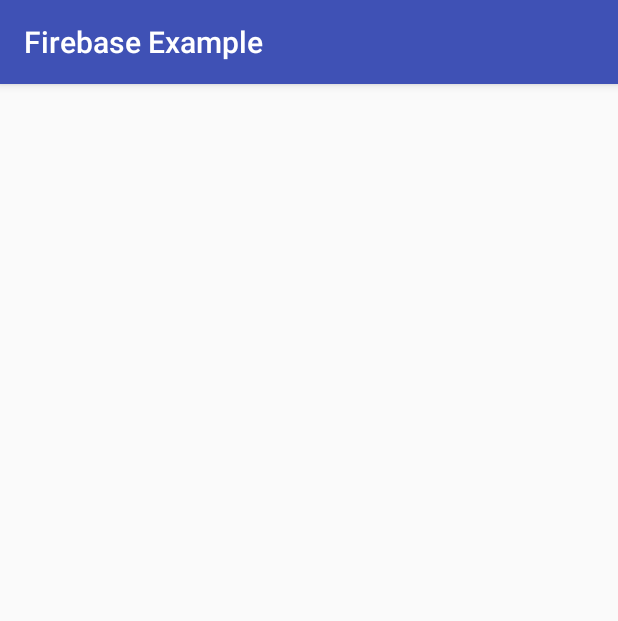
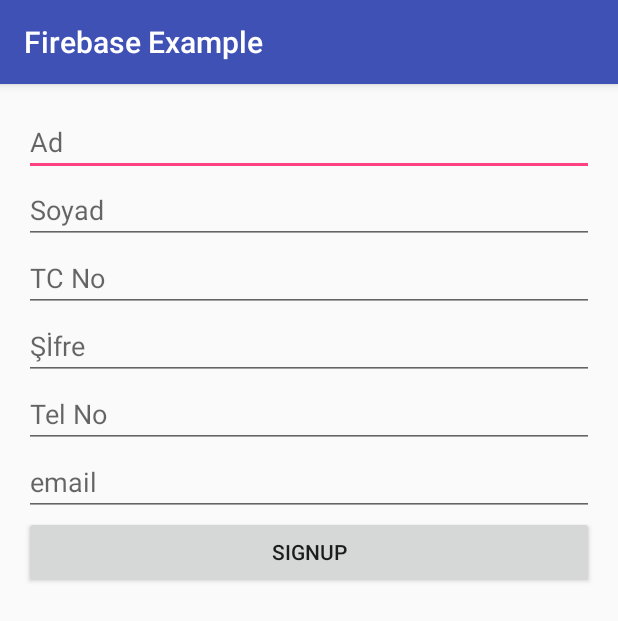
Before and after one commit to gulsumygt/FirebaseExample, an Android app: the screen it shows after launch (RealtimeDatabaseActivity before the commit, SignupActivity after it), on a phone screen of 412 x 824 dp. Shown: the top 621 px of the screen. Run offline under Robolectric (Android 15) with nearby library versions, the phone set to English and light mode, and no system bars; our stand-ins replace Firebase (no records; nobody signed in at launch, a user with empty details on screens opened directly).

Commit message:
Add user details to firebase database by clicking signup button

```diff
--- a/app/build.gradle
+++ b/app/build.gradle
@@ -24,8 +24,8 @@ dependencies {
     testCompile 'junit:junit:4.12'
     compile 'com.android.support:appcompat-v7:24.2.0'
     compile 'com.firebase:firebase-client-android:2.3.1'
-    compile 'com.google.firebase:firebase-core:9.0.2'
-    compile 'com.google.firebase:firebase-auth:9.0.2'
+    compile 'com.google.firebase:firebase-core:9.4.0'
+    compile 'com.google.firebase:firebase-auth:9.4.0'
     compile 'com.google.firebase:firebase-database:9.4.0'
 }
 
--- a/app/src/main/AndroidManifest.xml
+++ b/app/src/main/AndroidManifest.xml
@@ -12,9 +12,6 @@
         android:theme="@style/AppTheme">
         <activity android:name=".MainActivity"></activity>
         <activity android:name=".SignupActivity">
-
-        </activity>
-        <activity android:name=".RealtimeDatabaseActivity">
             <intent-filter>
                 <action android:name="android.intent.action.MAIN" />
 
--- a/app/src/main/java/com/example/mtmi/firebaseexample/RealtimeDatabaseActivity.java
+++ /dev/null
@@ -1,52 +0,0 @@
-package com.example.mtmi.firebaseexample;
-
-import android.os.Bundle;
-import android.support.v7.app.AppCompatActivity;
-
-import com.google.firebase.auth.FirebaseAuth;
-import com.google.firebase.database.DataSnapshot;
-import com.google.firebase.database.DatabaseError;
-import com.google.firebase.database.DatabaseReference;
-import com.google.firebase.database.FirebaseDatabase;
-import com.google.firebase.database.ValueEventListener;
-
-public class RealtimeDatabaseActivity extends AppCompatActivity {
-
-    FirebaseDatabase firebaseDatabase;
-    DatabaseReference databaseReference;
-    FirebaseAuth auth;
-
-    @Override
-    protected void onCreate(Bundle savedInstanceState) {
-        super.onCreate(savedInstanceState);
-        setContentView(R.layout.activity_realtime_database);
-
-        firebaseDatabase = FirebaseDatabase.getInstance();
-        databaseReference = firebaseDatabase.getReference("kisiler").child("1");
-        databaseReference.child("name").setValue("ahmet");
-        databaseReference.child("surname").setValue("cengiz");
-        databaseReference.child("age").setValue("25");
-        databaseReference.child("deparment").setValue("CS");
-        DatabaseReference itemsReference = databaseReference.child("yapilcaklar");
-
-        itemsReference.child("0").setValue("hello");
-        itemsReference.child("1").setValue("world - 2");
-        itemsReference.child("2").setValue("tutorial");
-
-       DatabaseReference otherReference=databaseReference.child("other");
-        otherReference.child("0").setValue("deneme");
-        otherReference.child("1").setValue("deneme2");
-
-        databaseReference.addValueEventListener(new ValueEventListener() {
-            @Override
-            public void onDataChange(DataSnapshot dataSnapshot) {
-
-            }
-
-            @Override
-            public void onCancelled(DatabaseError databaseError) {
-
-            }
-        });
-    }
-}
--- a/app/src/main/res/layout/activity_realtime_database.xml
+++ /dev/null
@@ -1,12 +0,0 @@
-<?xml version="1.0" encoding="utf-8"?>
-<RelativeLayout xmlns:android="http://schemas.android.com/apk/res/android"
-    xmlns:tools="http://schemas.android.com/tools"
-    android:layout_width="match_parent"
-    android:layout_height="match_parent"
-    android:paddingBottom="@dimen/activity_vertical_margin"
-    android:paddingLeft="@dimen/activity_horizontal_margin"
-    android:paddingRight="@dimen/activity_horizontal_margin"
-    android:paddingTop="@dimen/activity_vertical_margin"
-    tools:context="com.example.mtmi.firebaseexample.RealtimeDatabaseActivity">
-
-</RelativeLayout>
--- a/app/src/main/res/layout/activity_signup.xml
+++ b/app/src/main/res/layout/activity_signup.xml
@@ -1,8 +1,9 @@
 <?xml version="1.0" encoding="utf-8"?>
-<RelativeLayout xmlns:android="http://schemas.android.com/apk/res/android"
+<LinearLayout xmlns:android="http://schemas.android.com/apk/res/android"
     xmlns:tools="http://schemas.android.com/tools"
     android:layout_width="match_parent"
     android:layout_height="match_parent"
+    android:orientation="vertical"
     android:paddingBottom="@dimen/activity_vertical_margin"
     android:paddingLeft="@dimen/activity_horizontal_margin"
     android:paddingRight="@dimen/activity_horizontal_margin"
@@ -10,34 +11,47 @@
     tools:context="com.example.mtmi.firebaseexample.SignupActivity">
 
     <EditText
+        android:id="@+id/ad"
         android:layout_width="match_parent"
         android:layout_height="wrap_content"
-        android:id="@+id/email"
-        android:hint="email"
-        android:layout_alignParentTop="true"
-        android:layout_alignParentRight="true"
-        android:layout_alignParentEnd="true"
-        android:layout_marginRight="123dp"
-        android:layout_marginEnd="123dp" />
+        android:hint="Ad" />
 
     <EditText
-        android:layout_below="@id/email"
-        android:id="@+id/password"
-        android:hint="password"
+        android:id="@+id/soyad"
         android:layout_width="match_parent"
-        android:layout_height="wrap_content" />
+        android:layout_height="wrap_content"
+        android:hint="Soyad" />
+
+    <EditText
+        android:id="@+id/tc_no"
+        android:layout_width="match_parent"
+        android:layout_height="wrap_content"
+        android:hint="TC No" />
+
+    <EditText
+        android:id="@+id/sifre"
+        android:layout_width="match_parent"
+        android:layout_height="wrap_content"
+        android:hint="Şİfre" />
+
+    <EditText
+        android:id="@+id/tel_no"
+        android:layout_width="match_parent"
+        android:layout_height="wrap_content"
+        android:hint="Tel No" />
+
+    <EditText
+
+        android:id="@+id/email"
+        android:layout_width="match_parent"
+        android:layout_height="wrap_content"
+        android:hint="email" />
+
 
     <Button
-        android:text="sigin"
-        android:layout_below="@id/password"
+        android:id="@+id/signup"
         android:layout_width="match_parent"
         android:layout_height="wrap_content"
-        android:id="@+id/signin"/>
-    <Button
-        android:text="signup"
-        android:layout_below="@id/signin"
-        android:layout_width="match_parent"
-        android:layout_height="wrap_content"
-        android:id="@+id/signup"/>
+        android:text="signup" />
 
-</RelativeLayout>
+</LinearLayout>
```
Also changed, not shown: app/src/main/java/com/example/mtmi/firebaseexample/SignupActivity.java (+31 -43 lines), app/src/main/java/com/example/mtmi/firebaseexample/dataClasses/Person.java (added, +18 -0 lines).
